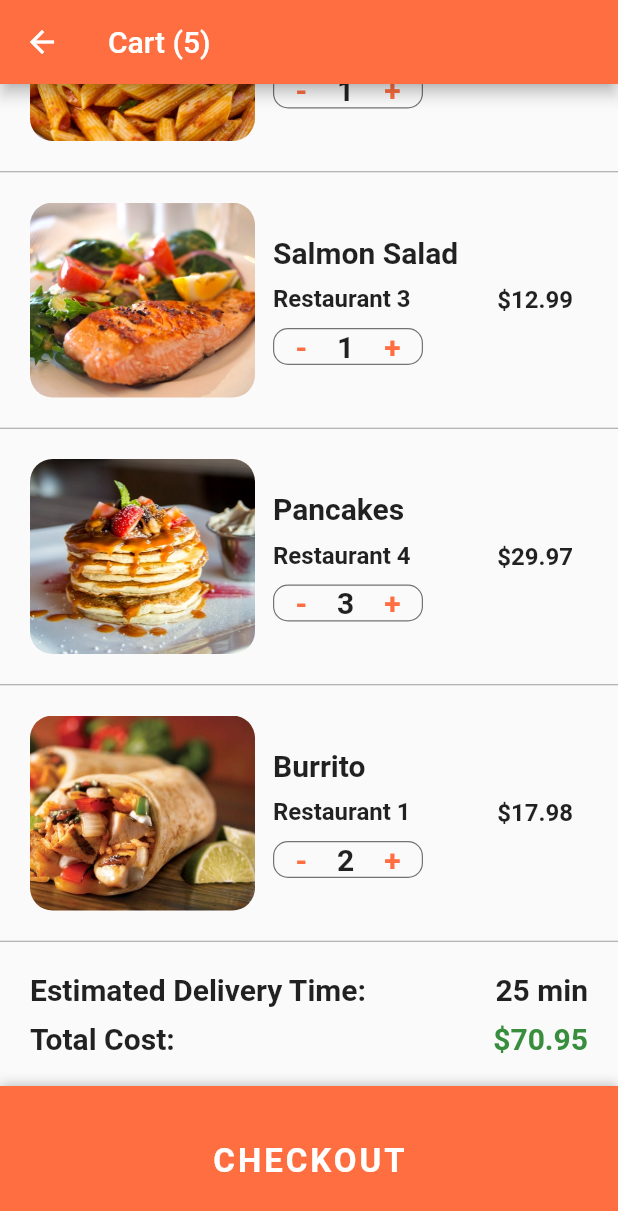
After one commit to iamsusmitashrestha/FoodDeliveryUI, a Flutter app: the CartScreen screen opened directly, scrolled down 283 dp, after a tap on "CHECKOUT", on a phone screen of 412 x 824 dp. The commit adds this screen. Shown: the top 1211 px of the screen. Run offline on Flutter 3.47's test engine with Material 2 defaults, Android fonts, the phone set to English and light mode, and no system bars.

Commit message:
Cart screen is completed

```diff
--- /dev/null
+++ b/lib/screens/cart_screen.dart
@@ -0,0 +1,237 @@
+import 'package:flutter/material.dart';
+import 'package:flutter_food_delivery_ui/data/data.dart';
+import 'package:flutter_food_delivery_ui/models/order.dart';
+
+class CartScreen extends StatefulWidget {
+  @override
+  _CartScreenState createState() => _CartScreenState();
+}
+
+class _CartScreenState extends State<CartScreen> {
+  _buildCartItem(Order order) {
+    return Container(
+      padding: EdgeInsets.all(20),
+      height: 170,
+      child: Row(
+        children: [
+          Expanded(
+            child: Row(
+              children: [
+                Container(
+                  width: 150,
+                  decoration: BoxDecoration(
+                    image: DecorationImage(
+                      image: AssetImage(order.food.imageUrl),
+                      fit: BoxFit.cover,
+                    ),
+                    borderRadius: BorderRadius.circular(15),
+                  ),
+                ),
+                Expanded(
+                  child: Container(
+                    margin: EdgeInsets.all(12),
+                    child: Column(
+                      mainAxisAlignment: MainAxisAlignment.center,
+                      crossAxisAlignment: CrossAxisAlignment.start,
+                      children: [
+                        Text(
+                          order.food.name,
+                          style: TextStyle(
+                            fontSize: 20,
+                            fontWeight: FontWeight.bold,
+                          ),
+                          overflow: TextOverflow.ellipsis,
+                        ),
+                        SizedBox(
+                          height: 10,
+                        ),
+                        Text(
+                          order.restaurant.name,
+                          style: TextStyle(
+                            fontSize: 16,
+                            fontWeight: FontWeight.w600,
+                          ),
+                          overflow: TextOverflow.ellipsis,
+                        ),
+                        SizedBox(
+                          height: 10,
+                        ),
+                        Container(
+                          width: 100,
+                          decoration: BoxDecoration(
+                              borderRadius: BorderRadius.circular(10),
+                              border: Border.all(
+                                  width: 0.8, color: Colors.black54)),
+                          child: Row(
+                            mainAxisAlignment: MainAxisAlignment.center,
+                            children: [
+                              GestureDetector(
+                                onTap: () {},
+                                child: Text(
+                                  '-',
+                                  style: TextStyle(
+                                    color: Theme.of(context).primaryColor,
+                                    fontSize: 20,
+                                    fontWeight: FontWeight.w600,
+                                  ),
+                                ),
+                              ),
+                              SizedBox(
+                                width: 20,
+                              ),
+                              Text(
+                                order.quantity.toString(),
+                                style: TextStyle(
+                                  fontSize: 20,
+                                  fontWeight: FontWeight.w600,
+                                ),
+                              ),
+                              SizedBox(
+                                width: 20,
+                              ),
+                              GestureDetector(
+                                onTap: () {},
+                                child: Text(
+                                  '+',
+                                  style: TextStyle(
+                                    color: Theme.of(context).primaryColor,
+                                    fontSize: 20,
+                                    fontWeight: FontWeight.w600,
+                                  ),
+                                ),
+                              ),
+                            ],
+                          ),
+                        )
+                      ],
+                    ),
+                  ),
+                )
+              ],
+            ),
+          ),
+          Container(
+            margin: EdgeInsets.all(10),
+            child: Text(
+              '\$${order.quantity * order.food.price}',
+              style: TextStyle(
+                fontSize: 16,
+                fontWeight: FontWeight.w600,
+              ),
+            ),
+          ),
+        ],
+      ),
+    );
+  }
+
+  @override
+  Widget build(BuildContext context) {
+    double totalPrice = 0;
+    currentUser.cart.forEach(
+      (Order order) => totalPrice += order.quantity + order.food.price,
+    );
+    return Scaffold(
+      appBar: AppBar(
+        title: Text(
+          'Cart (${currentUser.cart.length})',
+        ),
+      ),
+      body: ListView.separated(
+        itemCount: currentUser.cart.length + 1,
+        itemBuilder: (BuildContext context, int index) {
+          if (index < currentUser.cart.length) {
+            Order order = currentUser.cart[index];
+            return _buildCartItem(order);
+          }
+          return Padding(
+            padding: EdgeInsets.all(20.0),
+            child: Column(
+              children: [
+                Row(
+                  mainAxisAlignment: MainAxisAlignment.spaceBetween,
+                  children: [
+                    Text(
+                      'Estimated Delivery Time:',
+                      style: TextStyle(
+                        fontSize: 20,
+                        fontWeight: FontWeight.w600,
+                      ),
+                    ),
+                    Text(
+                      '25 min',
+                      style: TextStyle(
+                        fontSize: 20,
+                        fontWeight: FontWeight.w600,
+                      ),
+                    ),
+                  ],
+                ),
+                SizedBox(
+                  height: 10,
+                ),
+                Row(
+                  mainAxisAlignment: MainAxisAlignment.spaceBetween,
+                  children: [
+                    Text(
+                      'Total Cost:',
+                      style: TextStyle(
+                        fontSize: 20,
+                        fontWeight: FontWeight.w600,
+                      ),
+                    ),
+                    Text(
+                      '\$${totalPrice.toStringAsFixed(2)}',
+                      style: TextStyle(
+                        fontSize: 20,
+                        fontWeight: FontWeight.w600,
+                        color: Colors.green[700],
+                      ),
+                    ),
+                  ],
+                ),
+                SizedBox(
+                  height: 100,
+                )
+              ],
+            ),
+          );
+        },
+        separatorBuilder: (BuildContext context, int index) {
+          return Divider(
+            height: 1,
+            color: Colors.grey,
+          );
+        },
+      ),
+      bottomSheet: Container(
+        height: 100,
+        width: MediaQuery.of(context).size.width,
+        decoration: BoxDecoration(
+          color: Theme.of(context).primaryColor,
+          boxShadow: [
+            BoxShadow(
+              blurRadius: 6,
+              color: Colors.black26,
+              offset: Offset(0, -1),
+            )
+          ],
+        ),
+        child: Center(
+          child: FlatButton(
+            child: Text(
+              "CHECKOUT",
+              style: TextStyle(
+                color: Colors.white,
+                fontSize: 22,
+                fontWeight: FontWeight.bold,
+                letterSpacing: 2,
+              ),
+            ),
+            onPressed: () {},
+          ),
+        ),
+      ),
+    );
+  }
+}
--- a/lib/screens/home_screen.dart
+++ b/lib/screens/home_screen.dart
@@ -1,5 +1,6 @@
 import 'package:flutter/material.dart';
 import 'package:flutter_food_delivery_ui/models/restaurant.dart';
+import 'package:flutter_food_delivery_ui/screens/cart_screen.dart';
 import 'package:flutter_food_delivery_ui/screens/restaurant_screen.dart';
 import 'package:flutter_food_delivery_ui/widgets/rating_stars.dart';
 import 'package:flutter_food_delivery_ui/widgets/recent_orders.dart';
@@ -100,14 +101,12 @@ class _HomeScreenState extends State<HomeScreen> {
     return Scaffold(
       appBar: AppBar(
         leading: IconButton(
-          icon: Icon(Icons.account_circle),
-          iconSize: 30,
-          onPressed: () {},
-        ),
+            icon: Icon(Icons.account_circle), iconSize: 30, onPressed: () {}),
         title: Text("Food Delivery"),
         actions: <Widget>[
           FlatButton(
-            onPressed: null,
+            onPressed: () => Navigator.push(
+                context, MaterialPageRoute(builder: (_) => CartScreen())),
             child: Text(
               'Cart (${currentUser.cart.length})',
               style: TextStyle(
```
